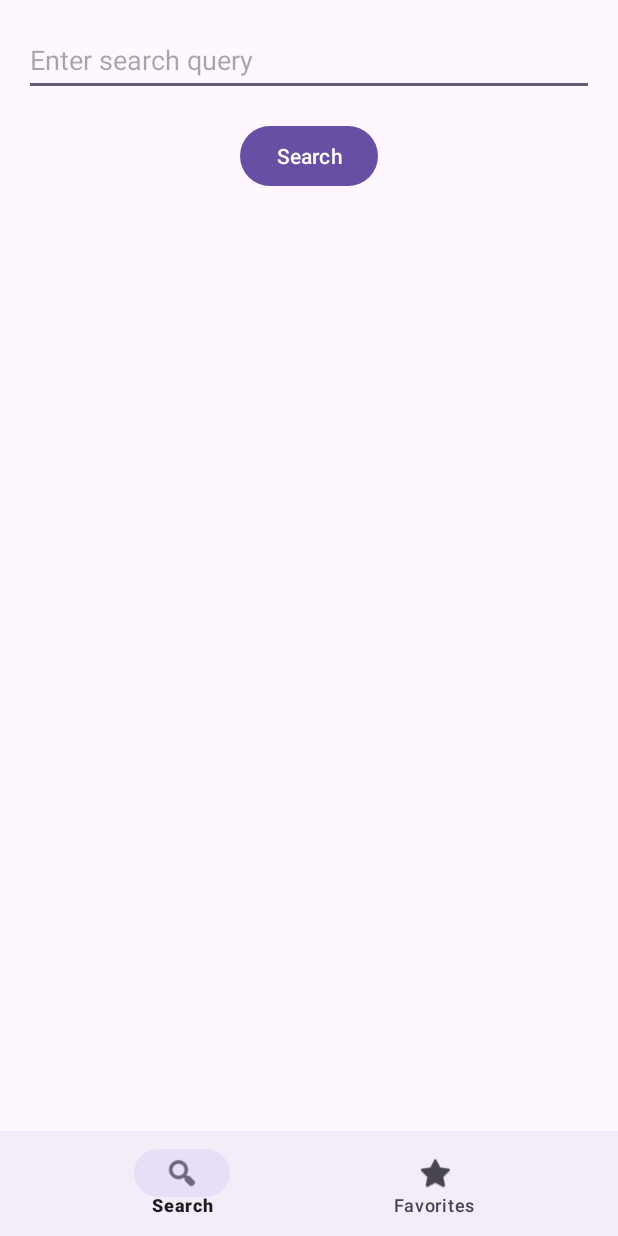
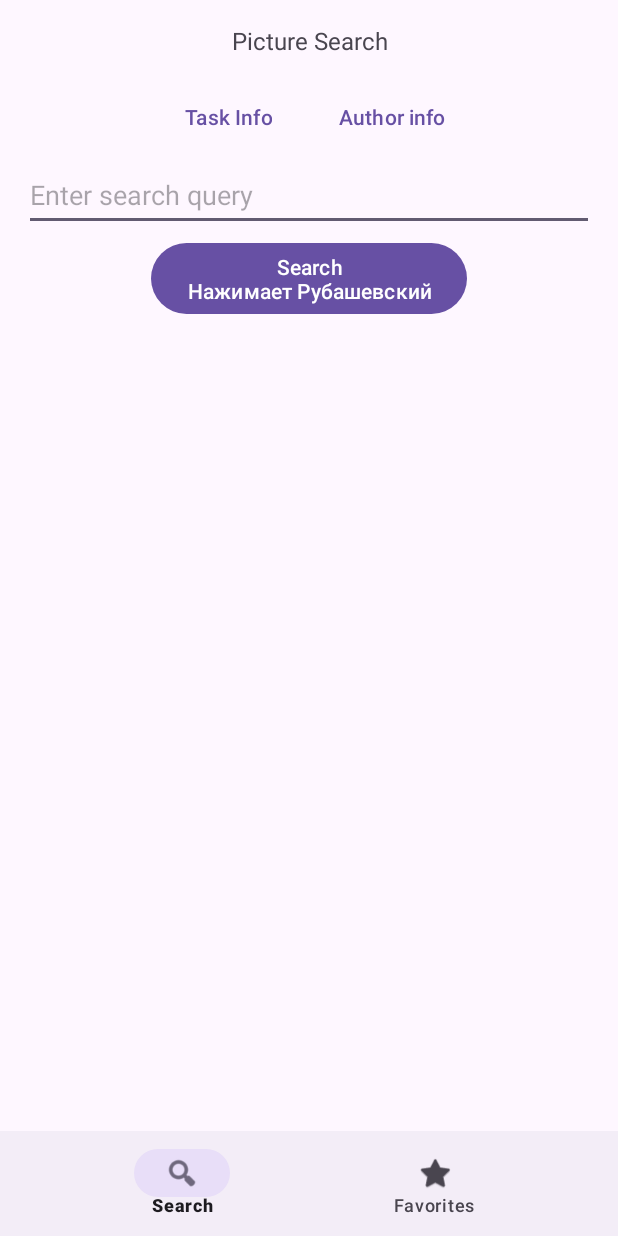
Before and after one commit to reybash/PictureSearch, an Android app: the screen it shows after launch (MainActivity), on a phone screen of 412 x 824 dp. Run offline under Robolectric (Android 15) with nearby library versions, the phone set to English and light mode, and no system bars; our stand-ins replace Picasso, Room's generated code; pictures from the network do not load.

Commit message:
With watermarks

```diff
--- a/app/src/main/AndroidManifest.xml
+++ b/app/src/main/AndroidManifest.xml
@@ -25,7 +25,10 @@
             </intent-filter>
         </activity>
         <activity android:name=".detailfragment.ImageDetailActivity" />
+        <activity android:name=".TaskInfoActivity" />
+        <activity android:name=".AuthorActivity" />
     </application>
+
     <meta-data
         android:name="API_KEY"
         android:value="${API_KEY}" />
--- a/app/src/main/java/com/example/picturesearch/MainActivity.java
+++ b/app/src/main/java/com/example/picturesearch/MainActivity.java
@@ -1,6 +1,7 @@
 package com.example.picturesearch;
 
 import android.annotation.SuppressLint;
+import android.content.Intent;
 import android.os.Bundle;
 import android.support.annotation.NonNull;
 import android.view.View;
@@ -75,9 +76,26 @@ public class MainActivity extends AppCompatActivity {
         findViewById(R.id.recyclerView).setVisibility(View.VISIBLE);
         findViewById(R.id.favorite_recyclerView).setVisibility(View.GONE);
 
+        Button buttonAuthor = findViewById(R.id.button_author);
+        Button buttonTask = findViewById(R.id.taskButton);
+
+        buttonAuthor.setOnClickListener(v -> {
+            // Создать намерение для перехода к новой активности
+            Intent intent = new Intent(MainActivity.this, AuthorActivity.class);
+
+            // Запустить новую активность
+            startActivity(intent);
+        });
+
+        buttonTask.setOnClickListener(v -> {
+            Intent intent = new Intent(MainActivity.this, TaskInfoActivity.class);
+            startActivity(intent);
+        });
+
         buttonSearch.setOnClickListener(v -> {
             query = editTextQuery.getText().toString();
             if (!query.isEmpty()) {
+                findViewById(R.id.headerLayout).setVisibility(View.GONE);
                 currentPage = 1;
                 imageItems.clear();
                 executeCustomSearchTask(query, currentPage, adapter);
@@ -126,6 +144,7 @@ public class MainActivity extends AppCompatActivity {
     private void switchToSearchFragment() {
         findViewById(R.id.recyclerView).setVisibility(View.VISIBLE);
         findViewById(R.id.favorite_recyclerView).setVisibility(View.GONE);
+        findViewById(R.id.headerLayout).setVisibility(View.GONE);
 
         editTextQuery.setVisibility(View.VISIBLE);
         buttonSearch.setVisibility(View.VISIBLE);
@@ -140,6 +159,7 @@ public class MainActivity extends AppCompatActivity {
         findViewById(R.id.favorite_recyclerView).setVisibility(View.VISIBLE);
         editTextQuery.setVisibility(View.GONE);
         buttonSearch.setVisibility(View.GONE);
+        findViewById(R.id.headerLayout).setVisibility(View.VISIBLE);
 
 
         executor.execute(() -> {
--- a/app/src/main/res/layout/activity_image_detail.xml
+++ b/app/src/main/res/layout/activity_image_detail.xml
@@ -3,11 +3,9 @@
     android:layout_width="match_parent"
     android:layout_height="match_parent">
 
-    <!-- Фрагмент будет заменять этот контейнер -->
     <androidx.viewpager2.widget.ViewPager2
         android:id="@+id/viewPager"
         android:layout_width="match_parent"
         android:layout_height="match_parent" />
 
-
 </RelativeLayout>
--- a/app/src/main/res/layout/activity_main.xml
+++ b/app/src/main/res/layout/activity_main.xml
@@ -6,16 +6,60 @@
     android:layout_height="match_parent"
     tools:context=".MainActivity">
 
+    <RelativeLayout
+        android:id="@+id/headerLayout"
+        android:layout_width="match_parent"
+        android:layout_height="wrap_content">
+
+        <TextView
+            android:id="@+id/headerTextView"
+            android:layout_width="match_parent"
+            android:layout_height="wrap_content"
+            android:gravity="center"
+            android:padding="16dp"
+            android:text="@string/picture_search"
+            android:textSize="16sp" />
+
+        <LinearLayout
+            android:id="@+id/author_layout"
+            android:layout_width="wrap_content"
+            android:layout_height="wrap_content"
+            android:layout_below="@+id/headerTextView"
+            android:layout_centerHorizontal="true"
+            android:layout_gravity="center"
+            android:orientation="horizontal">
+
+            <Button
+                android:id="@+id/taskButton"
+                android:layout_width="wrap_content"
+                android:layout_height="wrap_content"
+                android:layout_marginEnd="12dp"
+                android:text="@string/task_info"
+                style="?android:attr/buttonBarButtonStyle" />
+
+            <Button
+                android:id="@+id/button_author"
+                android:layout_width="wrap_content"
+                android:layout_height="wrap_content"
+                android:text="@string/author_info"
+                style="?android:attr/buttonBarButtonStyle" />
+
+        </LinearLayout>
+
+    </RelativeLayout>
+
     <EditText
         android:id="@+id/searchEditText"
         android:layout_width="match_parent"
         android:layout_height="wrap_content"
+        android:layout_below="@+id/headerLayout"
         android:layout_marginStart="16dp"
-        android:layout_marginTop="16dp"
+        android:layout_marginTop="4dp"
         android:layout_marginEnd="16dp"
-        android:layout_marginBottom="16dp"
+        android:layout_marginBottom="4dp"
         android:autofillHints="Enter search query"
         android:hint="@string/enter_search_query"
+        android:inputType="text"
         android:minHeight="48dp" />
 
     <Button
--- a/app/src/main/res/values/strings.xml
+++ b/app/src/main/res/values/strings.xml
@@ -12,5 +12,18 @@
     <string name="image_added_to_favorites">Image added to Favorites</string>
     <string name="image_removed_from_favorites">Image removed from Favorites</string>
     <string name="enter_search_query">Enter search query</string>
-    <string name="search">Search</string>
+    <string name="search">Search\nНажимает Рубашевский</string>
+    <string name="picture_search">Picture Search</string>
+    <string name="task_info">Task Info</string>
+    <string name="task_info_text">
+        Необходимо разработать мобильное приложение, которое ищет в сети Интернет изображения по запросу пользователя, позволяет оценивать их, скачивать, и посещать интернет-страницы сайтов, на которых было найдено изображение.\n\n
+        Минимальные требования\n
+        1.	Наличие не менее 6 компонентов на экране (кнопки, меню, поля, картинки, пиктограммы)\n
+        2.	Снабдить ВСЕ элементы СОБЫТИЯМИ
+</string>
+    <string name="dev_author">Разработал Рубашевский</string>
+    <string name="author_info">Author info</string>
+    <string name="_575">Номер группы: АС-575</string>
+    <string name="kurs">Курс: 3</string>
+    <string name="fio">ФИО: Рубашевский Владислав Эдуардович</string>
 </resources>
```
Also changed, not shown: app/src/main/java/com/example/picturesearch/AuthorActivity.java (added, +14 -0 lines), app/src/main/java/com/example/picturesearch/TaskInfoActivity.java (added, +23 -0 lines), app/src/main/res/layout/activity_author_info.xml (added, +35 -0 lines), app/src/main/res/layout/activity_task_info.xml (added, +15 -0 lines), app/src/main/res/layout/fragment_image_detail.xml (+9 -0 lines).
